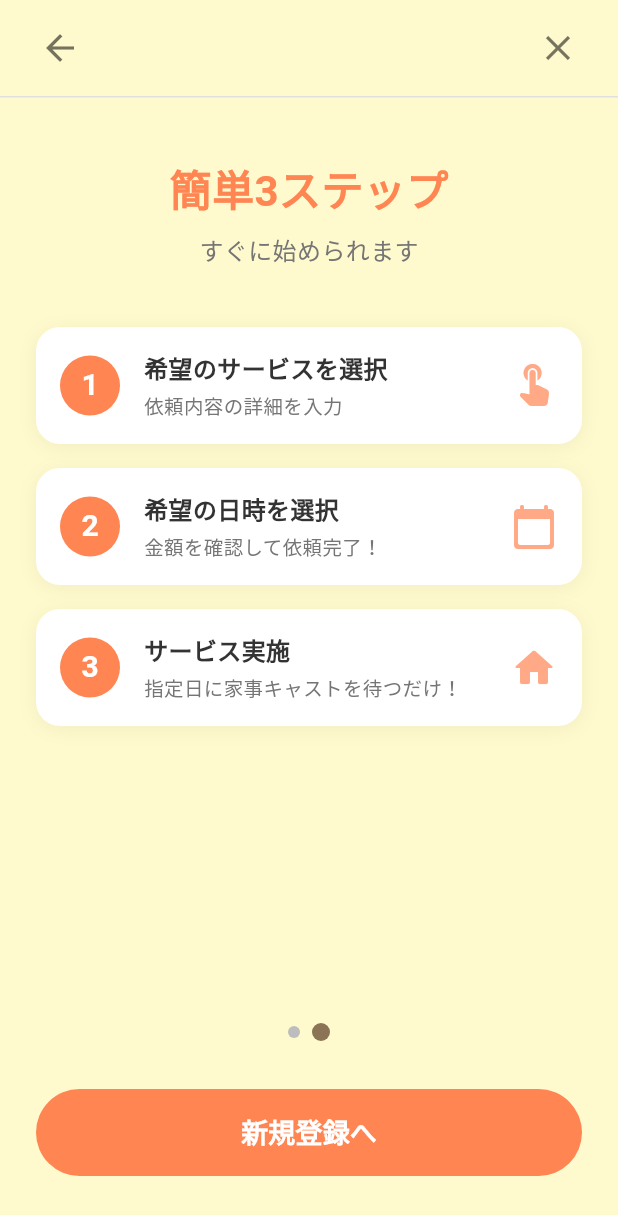
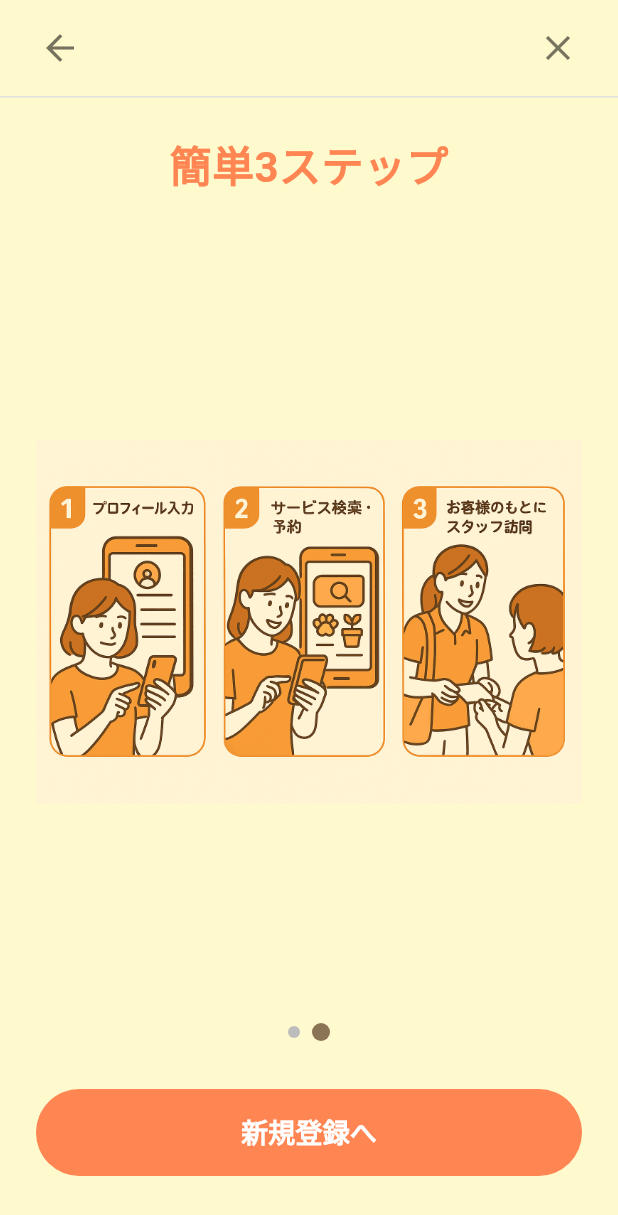
Before and after one commit to L0ve-Machine/celesmile, a Flutter app: the OnboardingScreen screen opened by its route, swiped to page 2, on a phone screen of 412 x 824 dp. Shown: the top 1215 px of the screen. Run offline on Flutter 3.47's test engine with Material 3 defaults, Android fonts, the phone set to English and light mode, and no system bars; our stand-ins replace flutter_dotenv, flutter_svg, image_picker, share_plus, shared_preferences; missing offline and left inert: dart:js, flutter_stripe; accounts and stored records are empty.

Commit message:
簡単3ステップ画面を画像表示に変更
- カスタムステップアイテムを削除
- 元の画像(2.png, 3.png, 4.png)をPageViewで表示

🤖 Generated with [Claude Code](https://claude.com/claude-code)

Co-Authored-By: Claude <noreply@anthropic.com>

```diff
--- a/lib/screens/onboarding_screen.dart
+++ b/lib/screens/onboarding_screen.dart
@@ -282,7 +282,7 @@ class _OnboardingScreenState extends State<OnboardingScreen> {
               ],
             ),
 
-            const SizedBox(height: 40),
+            const SizedBox(height: 24),
 
             // Title
             Text(
@@ -294,49 +294,16 @@ class _OnboardingScreenState extends State<OnboardingScreen> {
               ),
             ),
 
-            const SizedBox(height: 8),
+            const SizedBox(height: 16),
 
-            Text(
-              'すぐに始められます',
-              style: TextStyle(
-                fontSize: 16,
-                color: Colors.grey[600],
-              ),
-            ),
-
-            const SizedBox(height: 40),
-
-            // 3 Steps
+            // 3 Steps Images
             Expanded(
-              child: Padding(
-                padding: const EdgeInsets.symmetric(horizontal: 24),
-                child: Column(
-                  children: [
-                    _buildStepItem(
-                      stepNumber: 1,
-                      icon: Icons.touch_app_rounded,
-                      title: '希望のサービスを選択',
-                      subtitle: '依頼内容の詳細を入力',
-                      imagePath: 'assets/images/2.png',
-                    ),
-                    const SizedBox(height: 16),
-                    _buildStepItem(
-                      stepNumber: 2,
-                      icon: Icons.calendar_today_rounded,
-                      title: '希望の日時を選択',
-                      subtitle: '金額を確認して依頼完了！',
-                      imagePath: 'assets/images/3.png',
-                    ),
-                    const SizedBox(height: 16),
-                    _buildStepItem(
-                      stepNumber: 3,
-                      icon: Icons.home_rounded,
-                      title: 'サービス実施',
-                      subtitle: '指定日に家事キャストを待つだけ！',
-                      imagePath: 'assets/images/4.png',
-                    ),
-                  ],
-                ),
+              child: PageView(
+                children: [
+                  _buildStepImagePage('assets/images/2.png'),
+                  _buildStepImagePage('assets/images/3.png'),
+                  _buildStepImagePage('assets/images/4.png'),
+                ],
               ),
             ),
 
@@ -381,79 +348,14 @@ class _OnboardingScreenState extends State<OnboardingScreen> {
     );
   }
 
-  Widget _buildStepItem({
-    required int stepNumber,
-    required IconData icon,
-    required String title,
-    required String subtitle,
-    required String imagePath,
-  }) {
-    return Container(
-      padding: const EdgeInsets.all(16),
-      decoration: BoxDecoration(
-        color: Colors.white,
-        borderRadius: BorderRadius.circular(16),
-        boxShadow: [
-          BoxShadow(
-            color: Colors.black.withOpacity(0.05),
-            blurRadius: 10,
-            offset: const Offset(0, 2),
-          ),
-        ],
-      ),
-      child: Row(
-        children: [
-          // Step number circle
-          Container(
-            width: 40,
-            height: 40,
-            decoration: BoxDecoration(
-              shape: BoxShape.circle,
-              color: AppColors.primaryOrange,
-            ),
-            child: Center(
-              child: Text(
-                '$stepNumber',
-                style: TextStyle(
-                  fontSize: 20,
-                  fontWeight: FontWeight.bold,
-                  color: Colors.white,
-                ),
-              ),
-            ),
-          ),
-          const SizedBox(width: 16),
-          // Text content
-          Expanded(
-            child: Column(
-              crossAxisAlignment: CrossAxisAlignment.start,
-              children: [
-                Text(
-                  title,
-                  style: TextStyle(
-                    fontSize: 16,
-                    fontWeight: FontWeight.bold,
-                    color: AppColors.textPrimary,
-                  ),
-                ),
-                const SizedBox(height: 4),
-                Text(
-                  subtitle,
-                  style: TextStyle(
-                    fontSize: 13,
-                    color: Colors.grey[600],
-                  ),
-                ),
-              ],
-            ),
-          ),
-          // Icon
-          Icon(
-            icon,
-            size: 32,
-            color: AppColors.primaryOrange.withOpacity(0.7),
-          ),
-        ],
+  Widget _buildStepImagePage(String imagePath) {
+    return Padding(
+      padding: const EdgeInsets.symmetric(horizontal: 24),
+      child: Center(
+        child: Image.asset(
+          imagePath,
+          fit: BoxFit.contain,
+        ),
       ),
     );
   }
```
Also changed, not shown: .claude/settings.local.json.
